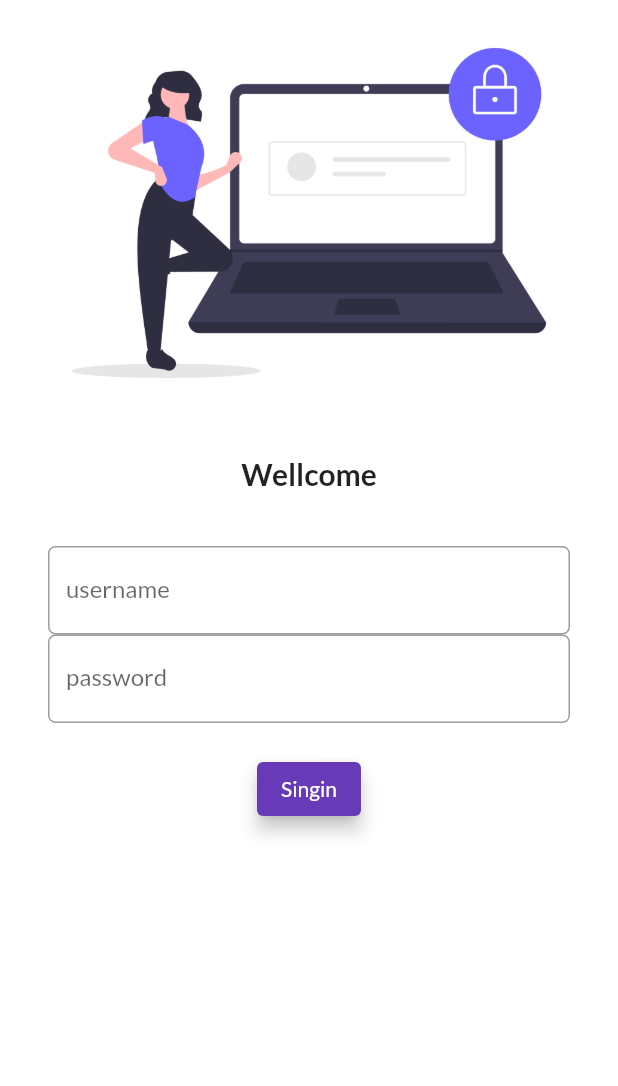
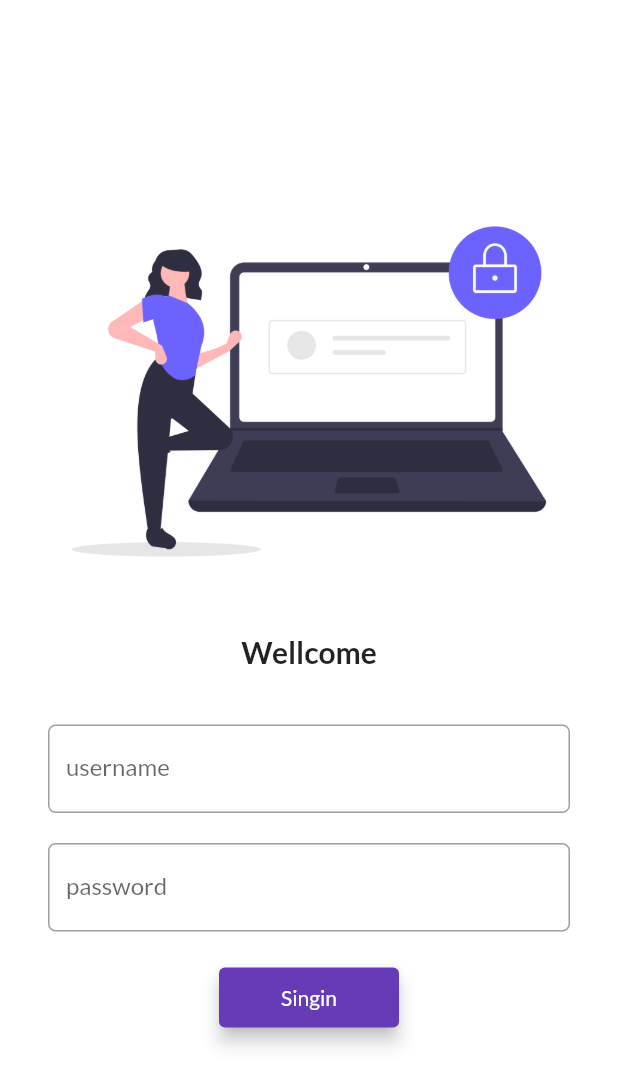
Before and after one commit to MuhammadAqib-coder/flutter30days, a Flutter app: the screen it shows after launch, on a phone screen of 412 x 824 dp. Shown: the top 1086 px of the screen. Run offline on Flutter 3.47's test engine with Material 2 defaults, Android fonts, the phone set to English and light mode, and no system bars; our stand-ins replace google_fonts.

Commit message:
day5 completed

```diff
--- a/lib/main.dart
+++ b/lib/main.dart
@@ -1,5 +1,6 @@
 import 'package:first_app/screens/home_page.dart';
 import 'package:first_app/screens/login_page.dart';
+import 'package:first_app/utils/routes.dart';
 import 'package:flutter/material.dart';
 import 'package:google_fonts/google_fonts.dart';
 
@@ -12,6 +13,7 @@ class MyApp extends StatelessWidget {
   @override
   Widget build(BuildContext context) {
     return MaterialApp(
+      debugShowCheckedModeBanner: false,
       //home: HomePage(),
       themeMode: ThemeMode.light,
       theme: ThemeData(
@@ -19,11 +21,11 @@ class MyApp extends StatelessWidget {
         fontFamily: GoogleFonts.lato().fontFamily
       ),
       darkTheme: ThemeData(brightness: Brightness.dark),
-      initialRoute: "/login",
+      initialRoute: MyRoutes.loginRoute,
       routes: {
         "/": (context) => HomePage(), // by default "/" is route
-        "/login": (context) => LoginPage(),
-        "/home": (context) => HomePage(),
+        MyRoutes.loginRoute: (context) => LoginPage(),
+        MyRoutes.homeRoute: (context) => HomePage(),
       },
     );
   }
--- a/lib/screens/login_page.dart
+++ b/lib/screens/login_page.dart
@@ -1,3 +1,4 @@
+import 'package:first_app/utils/routes.dart';
 import 'package:flutter/material.dart';
 
 class LoginPage extends StatelessWidget {
@@ -8,11 +9,12 @@ class LoginPage extends StatelessWidget {
     return Material(
       color: Colors.white,
       child: Center(
+        child: SingleChildScrollView(
          child: Column(
           children: [
             Image.asset(
               "assets/images/undraw_secure_login_pdn4.png",
-            fit: BoxFit.cover,
+              fit: BoxFit.contain,
             ),
             SizedBox(
               height: 20.0,
@@ -35,6 +37,9 @@ class LoginPage extends StatelessWidget {
                         border: OutlineInputBorder(
                             borderRadius: BorderRadius.circular(5.0))),
                   ),
+                  SizedBox(
+                    height: 20.0,
+                  ),
                   TextFormField(
                     obscureText: true,
                     decoration: InputDecoration(
@@ -47,15 +52,17 @@ class LoginPage extends StatelessWidget {
                   ),
                   ElevatedButton(
                     child: Text("Singin"),
-                  style: ElevatedButton.styleFrom(elevation: 5.0),
+                    style: ElevatedButton.styleFrom(
+                        elevation: 5.0, fixedSize: Size(120, 40)),
                     onPressed: () {
-                    print("practice of flutter");
+                      Navigator.pushNamed(context, MyRoutes.homeRoute);
                     },
                   )
                 ],
               ),
             )
           ],
+        ),
       )),
     );
   }
--- /dev/null
+++ b/lib/utils/routes.dart
@@ -0,0 +1,6 @@
+import 'dart:core';
+
+class MyRoutes {
+  static String loginRoute = "/login";
+  static String homeRoute = "/home";
+}
```
Lines whose indentation alone changed are shown as unchanged.
